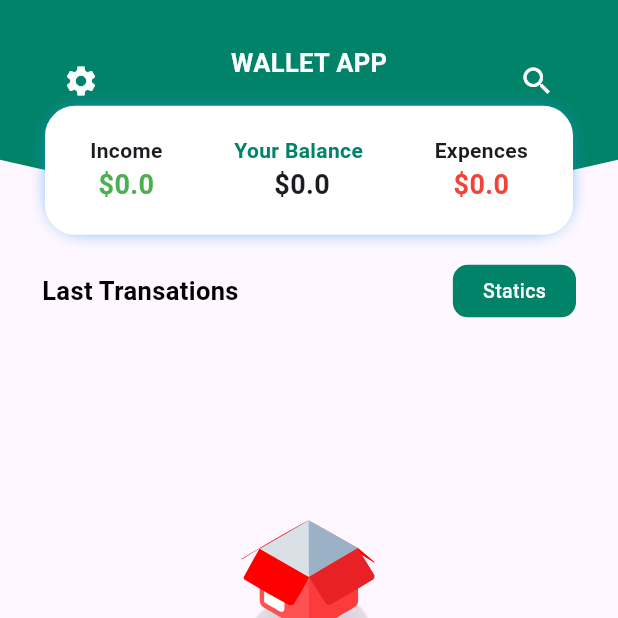
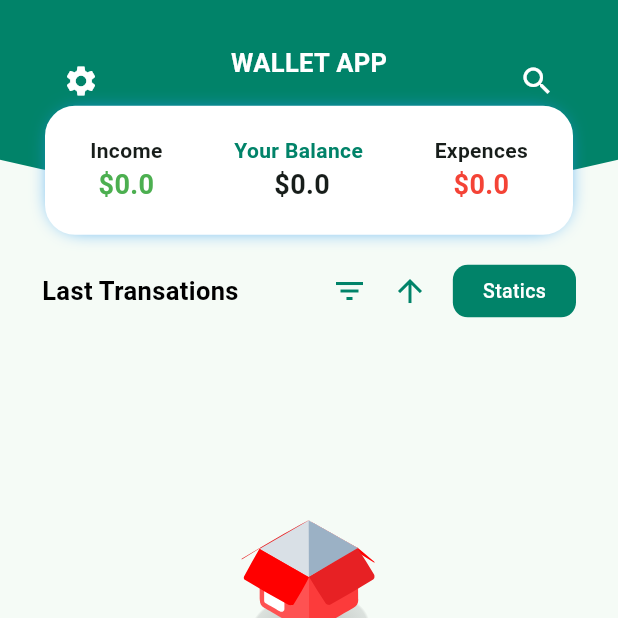
Before and after one commit to safvansafvan/money_manager_MT, a Flutter app: the screen it shows after launch, on a phone screen of 412 x 824 dp, the top half of it. Run offline on Flutter 3.47's test engine with Material 3 defaults, Android fonts, the phone set to English and light mode, and no system bars; our stand-ins replace connectivity_plus, flutter_slidable, fluttertoast, get, hive_flutter, lottie and 1 more; missing offline and left inert: aligned_dialog; accounts and stored records are empty.

Commit message:
filters added

```diff
--- a/lib/main.dart
+++ b/lib/main.dart
@@ -5,6 +5,8 @@ import 'package:moneymanager/config/theme.dart';
 import 'package:moneymanager/domain/model/category/category_model.dart';
 import 'package:moneymanager/domain/model/transaction.dart/transaction_model.dart';
 import 'package:moneymanager/presentation/views/splash/screen_loding.dart';
+import 'package:moneymanager/utils/constant/color.dart';
+import 'package:moneymanager/utils/resouces/init_controllers.dart';
 
 void main() async {
   WidgetsFlutterBinding.ensureInitialized();
@@ -19,6 +21,8 @@ void main() async {
   if (!Hive.isAdapterRegistered(TransactionModelAdapter().typeId)) {
     Hive.registerAdapter(TransactionModelAdapter());
   }
+
+  InitCtrl().init();
   runApp(const MyApp());
 }
 
@@ -30,7 +34,7 @@ class MyApp extends StatelessWidget {
     return GetMaterialApp(
       title: 'money manager',
       theme: ThemeData(
-        colorScheme: ColorScheme.fromSeed(seedColor: Colors.deepPurple),
+        colorScheme: ColorScheme.fromSeed(seedColor: CustomColors.appClr),
         useMaterial3: true,
         floatingActionButtonTheme: AppTheme.floatingActionButtonTheme,
         appBarTheme: AppTheme.appBarTheme,
--- a/lib/presentation/getx/search_controller.dart
+++ b/lib/presentation/getx/search_controller.dart
@@ -10,7 +10,7 @@ class TransactionSearchController extends GetxController {
 
   void searchTransaction(String query) {
     List<TransactionModel> result = [];
-    final tController = Get.put(TransactionDbController());
+    final tController = Get.find<TransactionDbController>();
     if (query.isEmpty) {
       result = tController.transaction;
       searchList = result;
@@ -28,14 +28,14 @@ class TransactionSearchController extends GetxController {
   }
 
   void clearFieldText() {
-    final tController = Get.put(TransactionDbController());
+    final tController = Get.find<TransactionDbController>();
     searchController.clear();
     searchList = tController.transaction;
     update();
   }
 
   void initialValues() {
-    final tController = Get.put(TransactionDbController());
+    final tController = Get.find<TransactionDbController>();
     searchList = tController.transaction;
     update();
   }
--- a/lib/presentation/views/home/home_screen.dart
+++ b/lib/presentation/views/home/home_screen.dart
@@ -11,7 +11,7 @@ class MyHomeScreen extends StatelessWidget {
   @override
   Widget build(BuildContext context) {
     return Scaffold(
-      body: const TrasactionsScreen(),
+      body: const TransactionHomeView(),
       floatingActionButton: FloatingActionButton.small(
         tooltip: "Add",
         child: const Icon(Icons.add),
--- a/lib/presentation/views/search/search_transaction.dart
+++ b/lib/presentation/views/search/search_transaction.dart
@@ -16,7 +16,7 @@ class SearchTransaction extends StatefulWidget {
 class _SearchTransactionState extends State<SearchTransaction> {
   @override
   void initState() {
-    final searchController = Get.put(TransactionSearchController());
+    final searchController = Get.find<TransactionSearchController>();
     searchController.initialValues();
     super.initState();
   }
--- a/lib/presentation/views/search/widget/search_box.dart
+++ b/lib/presentation/views/search/widget/search_box.dart
@@ -8,7 +8,7 @@ class SearchBox extends StatelessWidget {
 
   @override
   Widget build(BuildContext context) {
-    final searchController = Get.put(TransactionSearchController());
+    final searchController = Get.find<TransactionSearchController>();
 
     return Container(
       height: 55,
--- a/lib/presentation/views/settings/view/feedback.dart
+++ b/lib/presentation/views/settings/view/feedback.dart
@@ -99,7 +99,7 @@ class FeedbackS extends StatelessWidget {
   }
 
   Future<void> conformButtonClick(ctx) async {
-    final internetController = Get.put(InternetController());
+    final internetController = Get.find<InternetController>();
     await internetController.checkInternet();
 
     if (nameController.text.isEmpty) {
--- a/lib/presentation/views/settings/widget/settings_tile_widget.dart
+++ b/lib/presentation/views/settings/widget/settings_tile_widget.dart
@@ -108,8 +108,8 @@ class SettingsTileWidget extends StatelessWidget {
   }
 
   Future<void> resetApplication() async {
-    final tController = Get.put(TransactionDbController());
-    final cController = Get.put(CategoryDbController());
+    final tController = Get.find<TransactionDbController>();
+    final cController = Get.find<CategoryDbController>();
     await cController.removeAllCategory();
     await tController.removeAllTransactions();
   }
--- a/lib/presentation/views/splash/screen_loding.dart
+++ b/lib/presentation/views/splash/screen_loding.dart
@@ -20,8 +20,8 @@ class _InitialScreenState extends State<InitialScreen> {
   void initState() {
     super.initState();
     navigation(context);
-    Get.put(CategoryDbController()).reloadUi();
-    Get.put(TransactionDbController()).refreshTransaction();
+    Get.find<CategoryDbController>().reloadUi();
+    Get.find<TransactionDbController>().refreshTransaction();
   }
 
   @override
--- a/lib/presentation/views/transaction/add_transaction/add_transaction.dart
+++ b/lib/presentation/views/transaction/add_transaction/add_transaction.dart
@@ -17,7 +17,9 @@ class _AddTransactionState extends State<AddTransaction> {
 
   @override
   void initState() {
-    Get.put(GlobelController(), permanent: true).setDefultIncomeCategory();
+    final gc = Get.find<GlobelController>();
+    gc.setDefultIncomeCategory();
+    gc.selectIdDrop = null;
     super.initState();
   }
 
--- a/lib/presentation/views/transaction/edit_transactions/edit_transactions.dart
+++ b/lib/presentation/views/transaction/edit_transactions/edit_transactions.dart
@@ -16,7 +16,7 @@ class EditTransactions extends StatelessWidget {
 
   @override
   Widget build(BuildContext context) {
-    final globelController = Get.put(GlobelController());
+    final globelController = Get.find<GlobelController>();
     globelController.selectedCategoryType = object?.type;
     globelController.selectedCategoryModel = object?.category;
     globelController.selectedDate = object?.date;
@@ -51,8 +51,8 @@ class EditTransactions extends StatelessWidget {
       context,
       TextEditingController editAmountController,
       TextEditingController editPurposeController) async {
-    final globelController = Get.put(GlobelController());
-    final transactionController = Get.put(TransactionDbController());
+    final globelController = Get.find<GlobelController>();
+    final transactionController = Get.find<TransactionDbController>();
     if (globelController.selectIdDrop == null) {
       return messageToast('Category Is Required');
     }
--- a/lib/presentation/views/transaction/edit_transactions/widget/edit_body.dart
+++ b/lib/presentation/views/transaction/edit_transactions/widget/edit_body.dart
@@ -26,8 +26,8 @@ class EditTransactionBody extends StatelessWidget {
   final TransactionModel? object;
   @override
   Widget build(BuildContext context) {
-    final categoryController = Get.put(CategoryDbController());
-    final globelController = Get.put(GlobelController());
+    final categoryController = Get.find<CategoryDbController>();
+    final globelController = Get.find<GlobelController>();
     var screenSize = MediaQuery.of(context).size;
 
     return Column(
--- a/lib/presentation/views/transaction/transactions.dart
+++ b/lib/presentation/views/transaction/transactions.dart
@@ -15,13 +15,13 @@ import 'package:moneymanager/utils/resouces/res.dart';
 
 import 'widgets/transaction_field_widget.dart';
 
-class TrasactionsScreen extends StatelessWidget {
-  const TrasactionsScreen({super.key});
+class TransactionHomeView extends StatelessWidget {
+  const TransactionHomeView({super.key});
 
   @override
   Widget build(BuildContext context) {
     WidgetsBinding.instance.addPostFrameCallback((_) {
-      Get.put(TransactionDbController()).calculateIncomeAndExpence();
+      Get.find<TransactionDbController>().calculateIncomeAndExpence();
     });
     var screenSize = MediaQuery.of(context).size;
     return SingleChildScrollView(
@@ -94,6 +94,49 @@ class TrasactionsScreen extends StatelessWidget {
               mainAxisAlignment: MainAxisAlignment.spaceBetween,
               children: [
                 commonHeader('Last Transations'),
+                Row(
+                  children: [
+                    GetBuilder<TransactionDbController>(builder: (ctrl) {
+                      return InkWell(
+                        onTap: () async {
+                          if (ctrl.isDateFiltering == false) {
+                            ctrl.dateFilteringState(true);
+                            DateTimeRange? newDateRange =
+                                await showDateRangePicker(
+                              context: context,
+                              firstDate: DateTime(2024),
+                              lastDate: DateTime(2025),
+                              initialDateRange: ctrl.dateRange,
+                            );
+                            if (newDateRange != null) {
+                              ctrl.filterByDateRange(newDateRange);
+                            }
+                          } else {
+                            ctrl.dateFilteringState(false);
+                          }
+                        },
+                        child: Icon(
+                          ctrl.isDateFiltering == true
+                              ? Icons.restart_alt
+                              : Icons.filter_list,
+                          color: CustomColors.appClr,
+                        ),
+                      );
+                    }),
+                    CustomWidth.widthFive(context),
+                    GetBuilder<TransactionDbController>(builder: (ctrl) {
+                      return InkWell(
+                          onTap: () {
+                            ctrl.toggleSortOrder();
+                          },
+                          child: Icon(
+                            ctrl.isAscending
+                                ? Icons.arrow_upward
+                                : Icons.arrow_downward,
+                            color: CustomColors.appClr,
+                          ));
+                    }),
+                    CustomWidth.widthFive(context),
                     InkWell(
                       onTap: () async {
                         await Get.to(() => const CategoryScreen(),
@@ -102,8 +145,8 @@ class TrasactionsScreen extends StatelessWidget {
                             duration: AppDuration.appDuration);
                       },
                       child: Container(
-                    padding:
-                        const EdgeInsets.symmetric(horizontal: 20, vertical: 8),
+                        padding: const EdgeInsets.symmetric(
+                            horizontal: 20, vertical: 8),
                         decoration: BoxDecoration(
                           color: CustomColors.appClr,
                           borderRadius: BorderRadius.circular(10),
@@ -119,8 +162,11 @@ class TrasactionsScreen extends StatelessWidget {
                     ),
                   ],
                 ),
+              ],
             ),
-          GetBuilder<TransactionDbController>(builder: (controller) {
+          ),
+          GetBuilder<TransactionDbController>(
+            builder: (controller) {
               if (controller.transaction.isEmpty) {
                 return emptyLottiePop(
                     messsage: 'No Transaction', screenSize: screenSize);
@@ -129,7 +175,9 @@ class TrasactionsScreen extends StatelessWidget {
                 shrinkWrap: true,
                 physics: const NeverScrollableScrollPhysics(),
                 itemBuilder: (context, index) {
-                final values = controller.transaction[index];
+                  final values = controller.isDateFiltering
+                      ? controller.dateFilter[index]
+                      : controller.transaction[index];
                   String date = DateFormat.MMMd().format(values.date);
                   return Padding(
                     padding: const EdgeInsets.symmetric(vertical: 10),
@@ -137,9 +185,12 @@ class TrasactionsScreen extends StatelessWidget {
                         screenSize: screenSize, values: values, date: date),
                   );
                 },
-              itemCount: controller.transaction.length,
+                itemCount: controller.isDateFiltering
+                    ? controller.dateFilter.length
+                    : controller.transaction.length,
               );
-          })
+            },
+          )
         ],
       ),
     );
--- a/lib/presentation/views/transaction/widgets/money_status_bar.dart
+++ b/lib/presentation/views/transaction/widgets/money_status_bar.dart
@@ -9,7 +9,7 @@ class MoneyStatusBar extends StatelessWidget {
 
   @override
   Widget build(BuildContext context) {
-    final transactionController = Get.put(TransactionDbController());
+    final transactionController = Get.find<TransactionDbController>();
     return Obx(
       () => Container(
         padding: const EdgeInsets.symmetric(horizontal: 30, vertical: 20),
--- a/lib/presentation/views/transaction/widgets/transaction_field_widget.dart
+++ b/lib/presentation/views/transaction/widgets/transaction_field_widget.dart
@@ -23,7 +23,7 @@ class TransactionFieldWidget extends StatelessWidget {
 
   @override
   Widget build(BuildContext context) {
-    final transactionController = Get.put(TransactionDbController());
+    final transactionController = Get.find<TransactionDbController>();
     return Slidable(
       endActionPane: ActionPane(motion: const ScrollMotion(), children: [
         SlidableAction(
```
Also changed, not shown: lib/presentation/getx/transaction_db_controller.dart (+31 -3 lines), lib/presentation/views/transaction/add_transaction/widget/transaction_body.dart (+4 -4 lines), lib/utils/resouces/init_controllers.dart (added, +17 -0 lines). Lines whose indentation alone changed are shown as unchanged.
